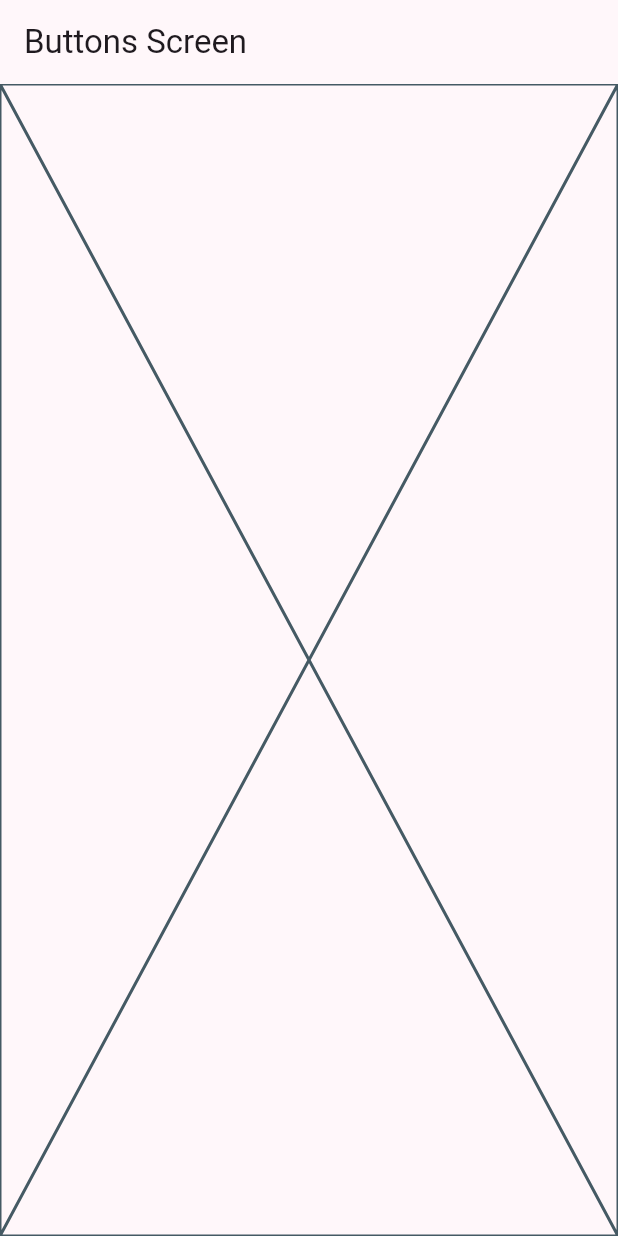
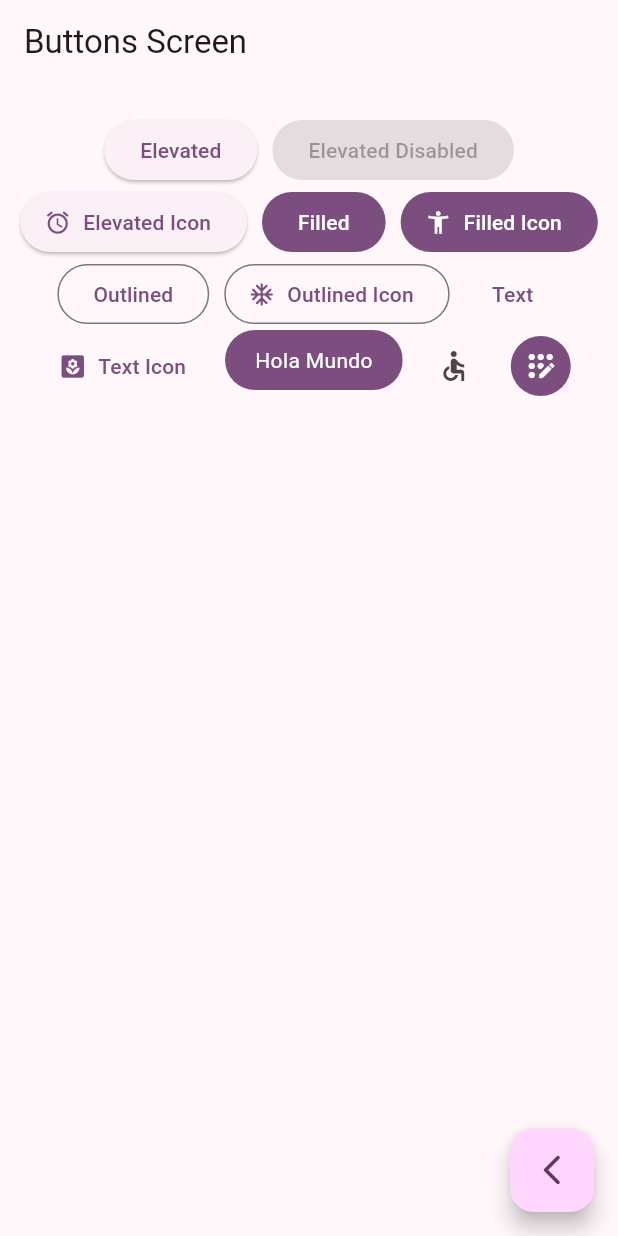
Before and after one commit to UrgedAsp/widgets_app, a Flutter app: the ButtonsScreen screen opened by its route, on a phone screen of 412 x 824 dp. Run offline on Flutter 3.47's test engine with Material 3 defaults, Android fonts, the phone set to English and light mode, and no system bars; our stand-ins replace go_router.

Commit message:
Button Screen Finished

```diff
--- a/lib/presentation/screens/buttons/buttons_screen.dart
+++ b/lib/presentation/screens/buttons/buttons_screen.dart
@@ -1,4 +1,5 @@
 import 'package:flutter/material.dart';
+import 'package:go_router/go_router.dart';
 
 class ButtonsScreen extends StatelessWidget {
   static const String name = 'buttons_screen';
@@ -10,7 +11,90 @@ class ButtonsScreen extends StatelessWidget {
       appBar: AppBar(
         title: const Text('Buttons Screen'),
       ),
-      body: const Placeholder()
+      body: const _ButtonsView(),
+      floatingActionButton: FloatingActionButton(
+        child: const Icon(Icons.arrow_back_ios_new_rounded),
+        onPressed: () {
+          context.pop();
+        },
+      ),
     );
   }
 }
+
+class _ButtonsView extends StatelessWidget {
+  const _ButtonsView();
+
+  @override
+  Widget build(BuildContext context) {
+    final colors = Theme.of(context).colorScheme;
+
+    return SizedBox(
+      width: double.infinity,
+      child: Padding(
+        padding: const EdgeInsets.symmetric(horizontal: 10, vertical: 20),
+        child: Wrap(
+          spacing: 10,
+          alignment: WrapAlignment.center,
+          children: [
+            ElevatedButton(onPressed: () {}, child: const Text('Elevated')),
+            const ElevatedButton(
+                onPressed: null, child: Text('Elevated Disabled')),
+            ElevatedButton.icon(
+                onPressed: () {},
+                icon: const Icon(Icons.access_alarm_rounded),
+                label: const Text('Elevated Icon')),
+            FilledButton(onPressed: () {}, child: const Text('Filled')),
+            FilledButton.icon(
+                onPressed: () {},
+                icon: const Icon(Icons.accessibility_new),
+                label: const Text('Filled Icon')),
+            OutlinedButton(onPressed: () {}, child: const Text('Outlined')),
+            OutlinedButton.icon(
+                onPressed: () {},
+                icon: const Icon(Icons.ac_unit_rounded),
+                label: const Text('Outlined Icon')),
+            TextButton(onPressed: () {}, child: const Text('Text')),
+            TextButton.icon(
+                onPressed: () {},
+                icon: const Icon(Icons.yard),
+                label: const Text('Text Icon')),
+            const CustomButton(),
+            IconButton(onPressed: () {}, icon: const Icon(Icons.accessible)),
+            IconButton(
+                onPressed: () {},
+                icon: const Icon(Icons.app_registration_rounded),
+                style: ButtonStyle(
+                    backgroundColor: MaterialStatePropertyAll(colors.primary),
+                    iconColor: const MaterialStatePropertyAll(Colors.white)))
+          ],
+        ),
+      ),
+    );
+  }
+}
+
+class CustomButton extends StatelessWidget {
+  const CustomButton({super.key});
+
+  @override
+  Widget build(BuildContext context) {
+    final colors = Theme.of(context).colorScheme;
+
+    return ClipRRect(
+      borderRadius: BorderRadius.circular(20),
+      child: Material(
+        color: colors.primary,
+        child: InkWell(
+          onTap: () {},
+          child: const Padding(
+              padding: EdgeInsets.symmetric(horizontal: 20, vertical: 10),
+              child: Text(
+                'Hola Mundo',
+                style: TextStyle(color: Colors.white),
+              )),
+        ),
+      ),
+    );
+  }
+}
```
